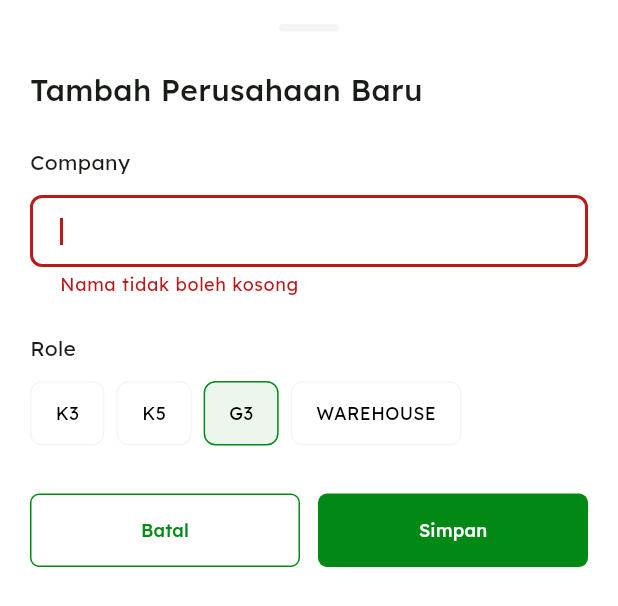
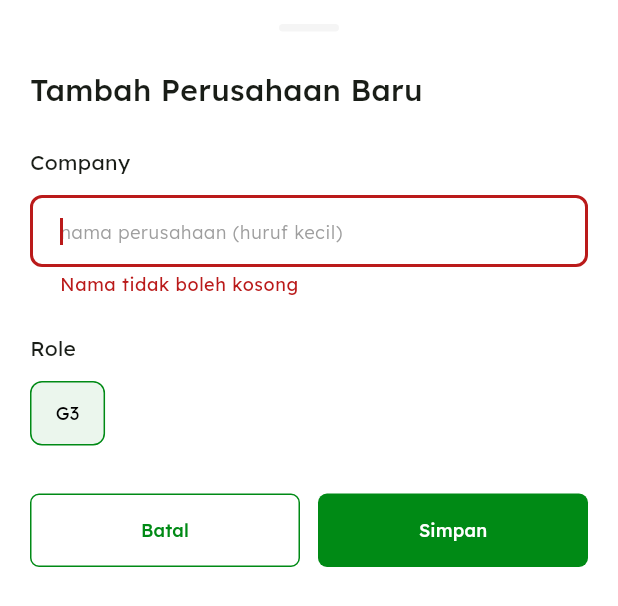
Before and after one commit to secappproject/sec_panel, a Flutter app: the _AddNewSubcontractorSheet widget shown alone on an empty page, opened directly, after a tap on "Simpan", on a phone screen of 412 x 824 dp. Shown: the top 606 px of the screen. Run offline on Flutter 3.47's test engine with Material 3 defaults, Android fonts, the phone set to English and light mode, and no system bars; our stand-ins replace file_picker, firebase_core, firebase_messaging, fl_chart, permission_handler, photo_view and 3 more; missing offline and left inert: excel, file_saver, rich_text_controller; accounts and stored records are empty; network calls fail.

Commit message:
fix: transfer panel bottom sheeyt

```diff
--- a/lib/components/panel/transfer/transfer_panel_bottom_sheet.dart
+++ b/lib/components/panel/transfer/transfer_panel_bottom_sheet.dart
@@ -1933,7 +1933,6 @@ class _DashedBorderPainter extends CustomPainter {
   @override
   bool shouldRepaint(covariant CustomPainter oldDelegate) => false;
 }
-
 class _AddNewSubcontractorSheet extends StatefulWidget {
   const _AddNewSubcontractorSheet();
   @override
@@ -1944,6 +1943,8 @@ class _AddNewSubcontractorSheet extends StatefulWidget {
 class _AddNewSubcontractorSheetState extends State<_AddNewSubcontractorSheet> {
   final _formKey = GlobalKey<FormState>();
   final _nameController = TextEditingController();
+
+  // Default sudah G3
   AppRole _selectedRole = AppRole.g3;
   bool _isSaving = false;
 
@@ -1958,7 +1959,8 @@ class _AddNewSubcontractorSheetState extends State<_AddNewSubcontractorSheet> {
     if (_formKey.currentState!.validate()) {
       setState(() => _isSaving = true);
       Navigator.pop(context, {
-        'name': _nameController.text.trim(),
+        // PERUBAHAN 1: Pastikan data yang dikirim disimpan sebagai lowercase
+        'name': _nameController.text.trim().toLowerCase(),
         'role': _selectedRole,
       });
     }
@@ -2007,6 +2009,16 @@ class _AddNewSubcontractorSheetState extends State<_AddNewSubcontractorSheet> {
                   cursorColor: AppColors.schneiderGreen,
                   controller: _nameController,
                   autofocus: true,
+                  // PERUBAHAN 2: Auto lowercase saat mengetik (Visual)
+                  onChanged: (value) {
+                    final val = value.toLowerCase();
+                    if (value != val) {
+                      _nameController.value = _nameController.value.copyWith(
+                        text: val,
+                        selection: TextSelection.collapsed(offset: val.length),
+                      );
+                    }
+                  },
                   style: const TextStyle(
                     fontSize: 12,
                     fontWeight: FontWeight.w300,
@@ -2017,6 +2029,9 @@ class _AddNewSubcontractorSheetState extends State<_AddNewSubcontractorSheet> {
                   decoration: InputDecoration(
                     fillColor: AppColors.white,
                     filled: true,
+                    // Tambahkan hint agar user tahu formatnya
+                    hintText: 'nama perusahaan (huruf kecil)',
+                    hintStyle: const TextStyle(color: Colors.grey, fontSize: 12),
                     contentPadding: const EdgeInsets.symmetric(
                       horizontal: 16,
                       vertical: 12,
@@ -2061,12 +2076,9 @@ class _AddNewSubcontractorSheetState extends State<_AddNewSubcontractorSheet> {
         Wrap(
           spacing: 8,
           runSpacing: 12,
+          // PERUBAHAN 3: Filter hanya menampilkan AppRole.g3
           children: AppRole.values
-              .where((role) =>
-                  role == AppRole.g3 ||
-                  role == AppRole.k3 ||
-                  role == AppRole.k5 ||
-                  role == AppRole.warehouse)
+              .where((role) => role == AppRole.g3)
               .map((role) {
             return _buildOptionButton(
               label: role.name.toUpperCase(),
```
Also changed, not shown: lib/components/additionalsr/additionalsr_bottom_sheet.dart (+5 -5 lines).
